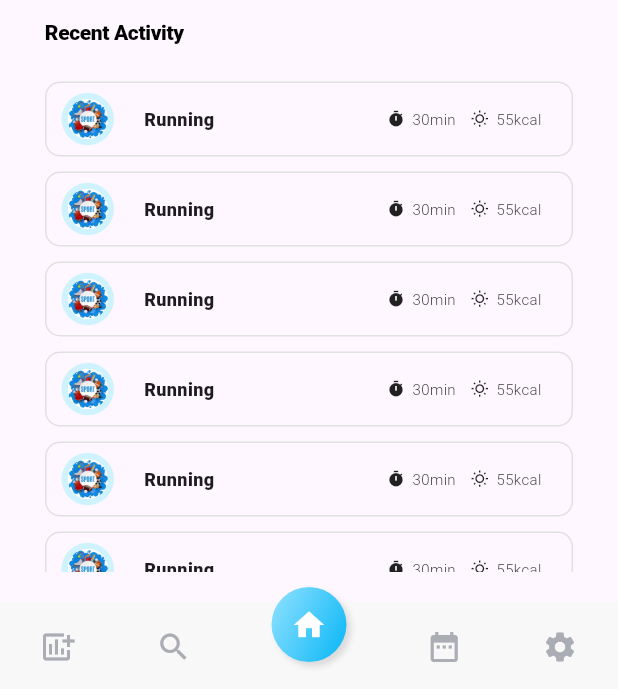
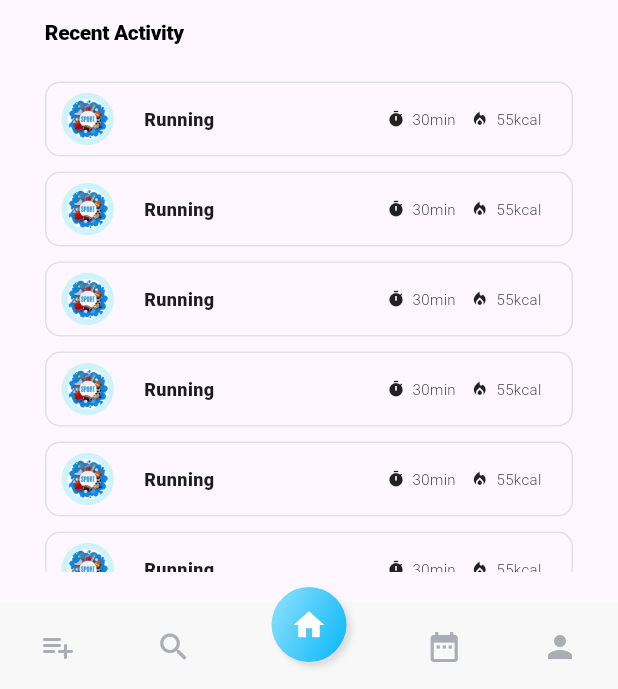
Before and after one commit to iostream-code/fitmo_mobile, a Flutter app: the screen it shows after launch, on a phone screen of 412 x 824 dp. Shown: the part 544-1233 px from the top of the screen. Run offline on Flutter 3.47's test engine with Material 3 defaults, Android fonts, the phone set to English and light mode, and no system bars; our stand-ins replace animated_splash_screen.

Commit message:
Update nav icon

```diff
--- a/lib/pages/home/widgets/activity.dart
+++ b/lib/pages/home/widgets/activity.dart
@@ -98,7 +98,7 @@ class ActivityItem extends StatelessWidget {
             ),
             const SizedBox(width: 10),
             const Icon(
-              Icons.wb_sunny_outlined,
+              Icons.local_fire_department,
               size: 12,
             ),
             const SizedBox(width: 5),
--- a/lib/widgets/bottom_nav.dart
+++ b/lib/widgets/bottom_nav.dart
@@ -15,7 +15,7 @@ class BottomNav extends StatelessWidget {
           mainAxisAlignment: MainAxisAlignment.spaceAround,
           children: [
             const Icon(
-              Icons.add_chart,
+              Icons.playlist_add_rounded,
             ),
             const Icon(
               Icons.search,
@@ -60,7 +60,7 @@ class BottomNav extends StatelessWidget {
               ),
             ),
             const Icon(
-              Icons.settings,
+              Icons.person,
             ),
           ],
         ),
```
